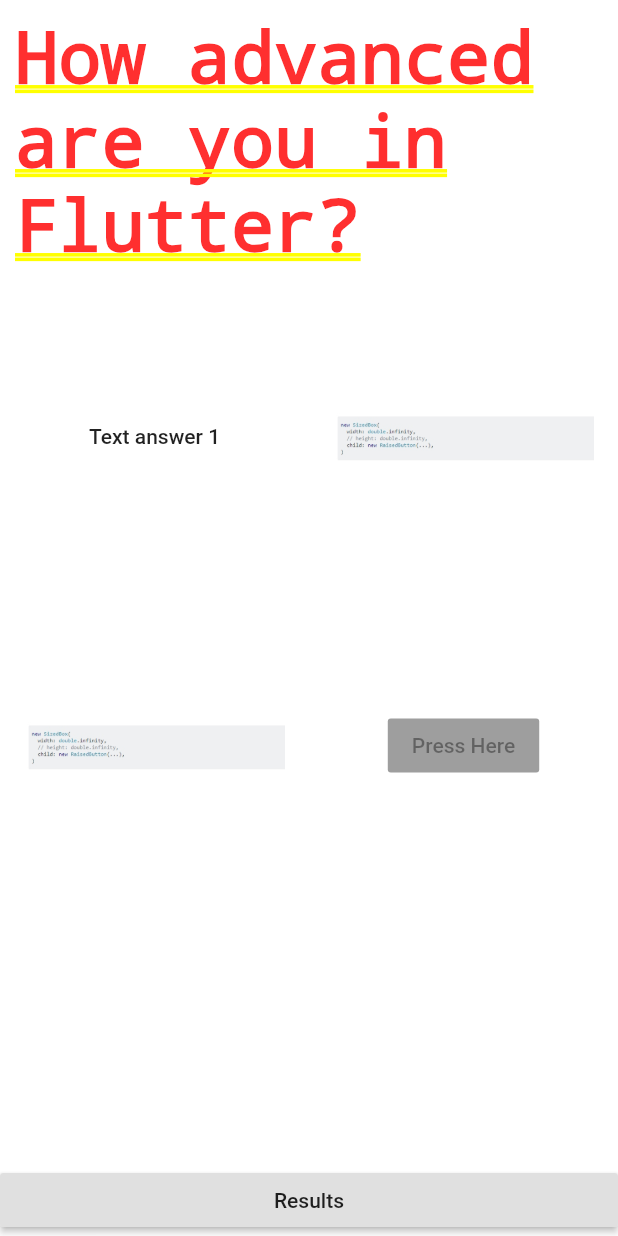
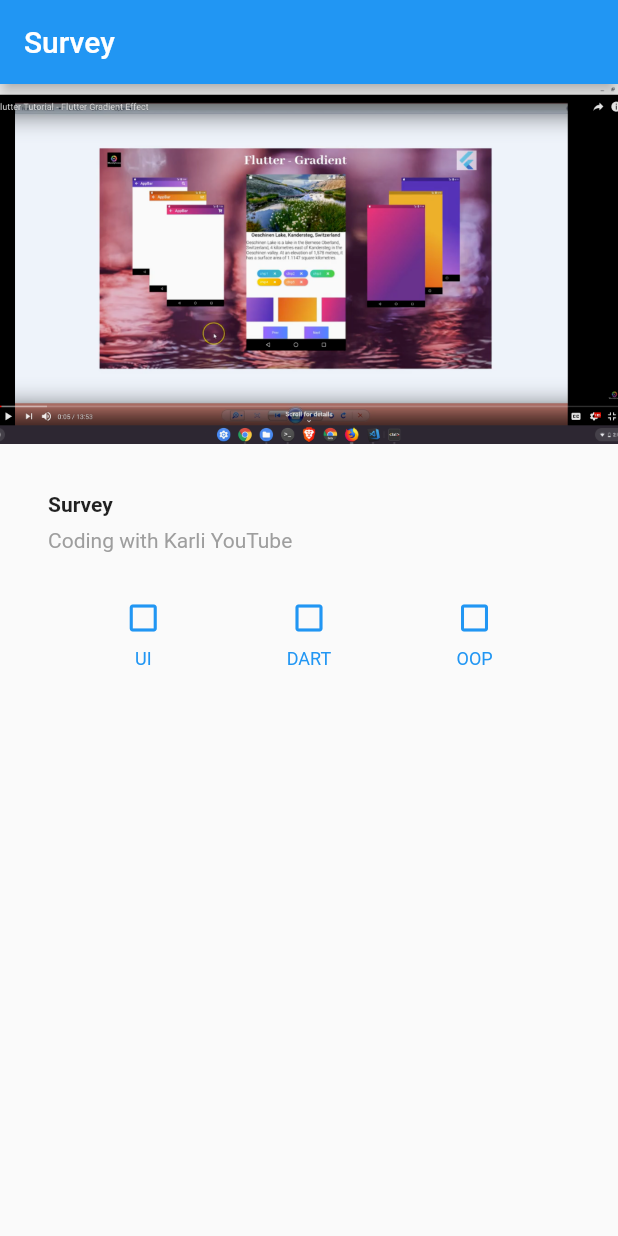
Before and after one commit to hack19-dashquest-team/dashquest, a Flutter app: the screen it shows after launch, after a tap on "QUIZ", on a phone screen of 412 x 824 dp. Run offline on Flutter 3.47's test engine with Material 2 defaults, Android fonts, the phone set to English and light mode, and no system bars; our stand-ins replace sembast; missing offline and left inert: dime, fimber, flutter_fimber; generated files the repository leaves out were written again.

Commit message:
survey integrated

```diff
--- a/dash_quest/lib/main.dart
+++ b/dash_quest/lib/main.dart
@@ -6,7 +6,8 @@ import 'package:flutter/material.dart';
 import 'package:flutter_fimber/flutter_fimber.dart';
 import 'package:path_provider/path_provider.dart';
 
-import 'ui/Quiz.dart';
+// import 'ui/Quiz.dart';
+import 'ui/Survey.dart';
 
 void main() async {
   Fimber.plantTree(FimberTree());
@@ -109,7 +110,7 @@ class _MyHomePageState extends State<MyHomePage> {
               onPressed: () {
                 Navigator.push(
                   context,
-                  MaterialPageRoute(builder: (context) => Quiz()),
+                  MaterialPageRoute(builder: (context) => Survey()),
                 );
               },
             ),
--- /dev/null
+++ b/dash_quest/lib/ui/Survey.dart
@@ -0,0 +1,110 @@
+import 'package:flutter/material.dart';
+// Uncomment lines 7 and 10 to view the visual layout at runtime.
+// import 'package:flutter/rendering.dart' show debugPaintSizeEnabled;
+
+void main() {
+  // debugPaintSizeEnabled = true;
+  runApp(Survey());
+}
+
+class Survey extends StatelessWidget {
+  @override
+  Widget build(BuildContext context) {
+    Widget titleSection = Container(
+      padding: const EdgeInsets.all(32),
+      child: Row(
+        children: [
+          Expanded(
+            /*1*/
+            child: Column(
+              crossAxisAlignment: CrossAxisAlignment.start,
+              children: [
+                /*2*/
+                Container(
+                  padding: const EdgeInsets.only(bottom: 8),
+                  child: Text(
+                    'Survey',
+                    style: TextStyle(
+                      fontWeight: FontWeight.bold,
+                    ),
+                  ),
+                ),
+                Text(
+                  'Coding with Karli YouTube',
+                  style: TextStyle(
+                    color: Colors.grey[500],
+                  ),
+                ),
+              ],
+            ),
+          ),
+        ],
+      ),
+    );
+
+    Color color = Theme.of(context).primaryColor;
+
+    Widget buttonSection = Container(
+      child: Row(
+        mainAxisAlignment: MainAxisAlignment.spaceEvenly,
+        children: [
+          _buildButtonColumn(color, Icons.check_box_outline_blank, 'UI'),
+          _buildButtonColumn(color, Icons.check_box_outline_blank, 'DART'),
+          _buildButtonColumn(color, Icons.check_box_outline_blank, 'OOP'),
+        ],
+      ),
+    );
+
+    Widget textSection = Container(
+      padding: const EdgeInsets.all(32),
+      child: Text(
+        '',
+        softWrap: true,
+      ),
+    );
+
+    return MaterialApp(
+      title: 'Survey',
+      home: Scaffold(
+        appBar: AppBar(
+          title: Text('Survey'),
+        ),
+        body: ListView(
+          children: [
+            Image.asset(
+              //change me
+              'images/end_survey.png',
+              width: 600,
+              height: 240,
+              fit: BoxFit.cover,
+            ),
+            titleSection,
+            buttonSection,
+            textSection,
+          ],
+        ),
+      ),
+    );
+  }
+
+  Column _buildButtonColumn(Color color, IconData icon, String label) {
+    return Column(
+      mainAxisSize: MainAxisSize.min,
+      mainAxisAlignment: MainAxisAlignment.center,
+      children: [
+        Icon(icon, color: color),
+        Container(
+          margin: const EdgeInsets.only(top: 8),
+          child: Text(
+            label,
+            style: TextStyle(
+              fontSize: 12,
+              fontWeight: FontWeight.w400,
+              color: color,
+            ),
+          ),
+        ),
+      ],
+    );
+  }
+}
--- a/dash_quest/pubspec.yaml
+++ b/dash_quest/pubspec.yaml
@@ -53,6 +53,7 @@ flutter:
     - assets/questions.json
     - assets/articles.json
     - images/ButtonExpand.jpg
+    - images/end_survey.png
   #  - images/a_dot_ham.jpeg
 
   # An image asset can refer to one or more resolution-specific "variants", see
```
Also changed, not shown: dash_quest/images/end_survey.png (added).
